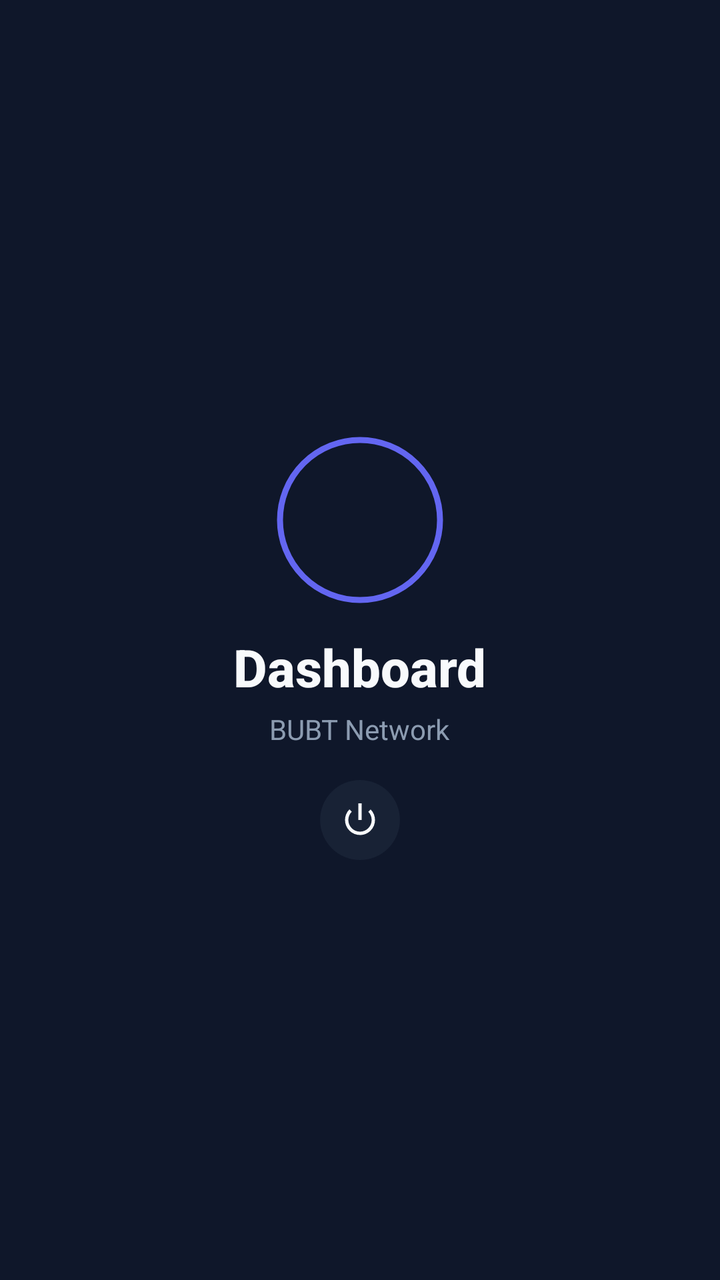
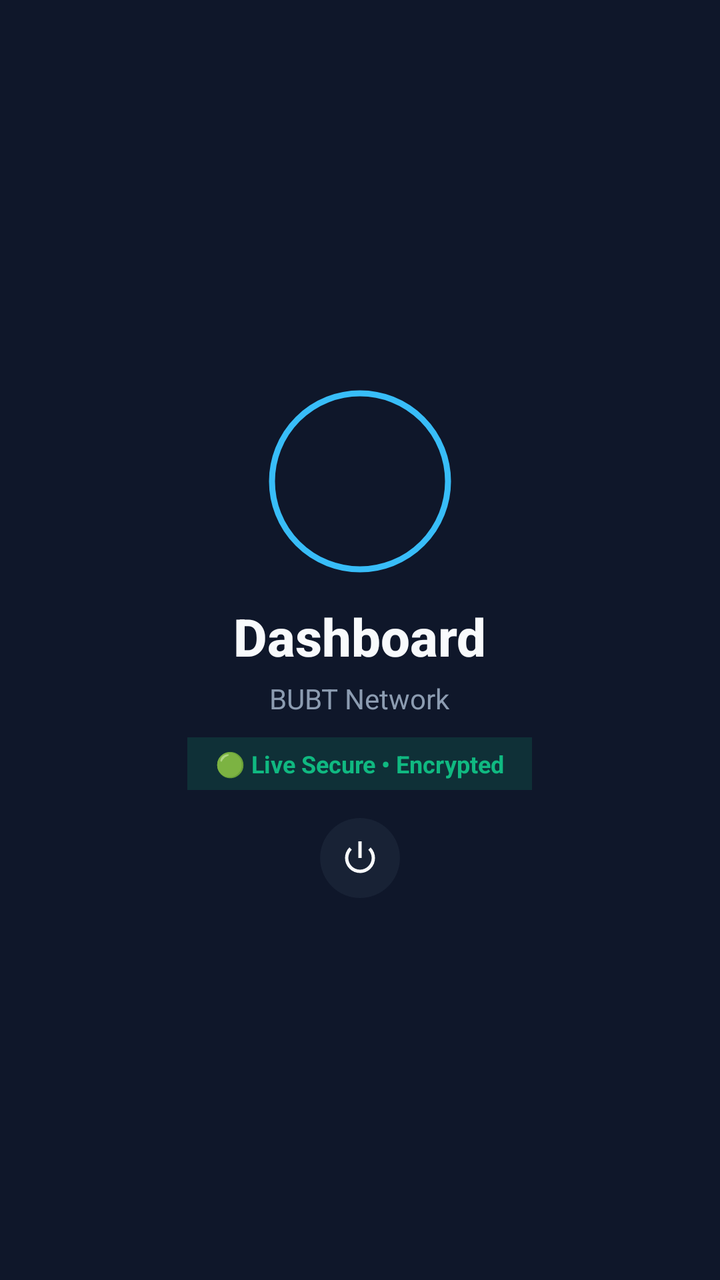

An Android layout rendered at two revisions. The XML below is the earlier revision; the diff shows what the commit changed to produce the second picture.
<!-- AndroidManifest.xml: application theme Theme.CRConnect -->
<!-- res/layout/include_header.xml -->
<?xml version="1.0" encoding="utf-8"?>
<LinearLayout xmlns:android="http://schemas.android.com/apk/res/android"
    xmlns:app="http://schemas.android.com/apk/res-auto"
    android:layout_width="match_parent"
    android:layout_height="wrap_content"
    android:orientation="vertical"
    android:gravity="center"
    android:paddingTop="36dp"
    android:paddingBottom="24dp">

    <com.google.android.material.imageview.ShapeableImageView
        android:id="@+id/imgUserProfile"
        android:layout_width="84dp"
        android:layout_height="84dp"
        android:src="@drawable/ic_app_main"
        android:scaleType="centerCrop"
        app:shapeAppearanceOverlay="@style/ShapeAppearance.App.Circular"
        android:padding="2dp"
        app:strokeWidth="3dp"
        app:strokeColor="#6366F1"
        android:layout_marginBottom="14dp"/>

    <TextView
        android:id="@+id/tvHeaderTitle"
        android:layout_width="wrap_content"
        android:layout_height="wrap_content"
        android:text="Dashboard"
        android:textSize="26sp"
        android:textStyle="bold"
        android:textColor="#F8FAFC"
        android:fontFamily="sans-serif-medium"/>

    <TextView
        android:id="@+id/tvHeaderSubtitle"
        android:layout_width="wrap_content"
        android:layout_height="wrap_content"
        android:text="BUBT Network"
        android:textSize="14sp"
        android:textColor="#94A3B8"
        android:alpha="0.95"
        android:layout_marginTop="4dp"/>

    <com.google.android.material.button.MaterialButton
        android:id="@+id/btnLogout"
        style="@style/Widget.Material3.Button.IconButton"
        android:layout_width="48dp"
        android:layout_height="48dp"
        android:layout_marginTop="12dp"
        app:icon="@android:drawable/ic_lock_power_off"
        app:iconTint="#F8FAFC"
        app:iconSize="20dp"
        android:backgroundTint="#26334155"/>

</LinearLayout>
<!-- resources referenced by this layout -->
<resources>
  <!-- drawable ic_app_main: png bitmap (drawable, 915279 bytes) -->
  <style name="ShapeAppearance.App.Circular" parent="ShapeAppearance.Material3.Corner.Full">
          <item name="cornerSize">50%</item>
      </style>
  <style name="Theme.CRConnect" parent="Base.Theme.CRConnect" />
  <style name="Base.Theme.CRConnect" parent="Theme.Material3.DayNight.NoActionBar">
          <item name="colorPrimary">@color/primary</item>
          <item name="colorSecondary">@color/secondary</item>
          <item name="android:windowBackground">@color/background</item>
          <item name="colorSurface">@color/surface</item>
          <item name="colorOnSurface">@color/text_primary</item>
          <item name="colorOnSurfaceVariant">@color/text_secondary</item>
          <item name="colorError">@color/error</item>
      </style>
  <color name="primary">#6366F1</color>
  <color name="secondary">#06B6D4</color>
  <color name="background">#0F172A</color>
  <color name="surface">#1E293B</color>
  <color name="text_primary">#F8FAFC</color>
  <color name="text_secondary">#94A3B8</color>
  <color name="error">#EF4444</color>
</resources>

<!-- the commit's change to res/layout/include_header.xml (unified diff, before → after) -->
@@ -5,19 +5,19 @@
     android:layout_height="wrap_content"
     android:orientation="vertical"
     android:gravity="center"
-    android:paddingTop="36dp"
-    android:paddingBottom="24dp">
+    android:paddingTop="28dp"
+    android:paddingBottom="20dp">
 
     <com.google.android.material.imageview.ShapeableImageView
         android:id="@+id/imgUserProfile"
-        android:layout_width="84dp"
-        android:layout_height="84dp"
+        android:layout_width="92dp"
+        android:layout_height="92dp"
         android:src="@drawable/ic_app_main"
         android:scaleType="centerCrop"
         app:shapeAppearanceOverlay="@style/ShapeAppearance.App.Circular"
         android:padding="2dp"
         app:strokeWidth="3dp"
-        app:strokeColor="#6366F1"
+        app:strokeColor="#38BDF8"
         android:layout_marginBottom="14dp"/>
 
     <TextView
@@ -40,12 +40,25 @@
         android:alpha="0.95"
         android:layout_marginTop="4dp"/>
 
+    
+    <TextView
+        android:layout_width="wrap_content"
+        android:layout_height="wrap_content"
+        android:text="🟢 Live Secure • Encrypted"
+        android:textSize="12sp"
+        android:textColor="#10B981"
+        android:textStyle="bold"
+        android:background="#2610B981"
+        android:paddingHorizontal="14dp"
+        android:paddingVertical="5dp"
+        android:layout_marginTop="10dp"/>
+
     <com.google.android.material.button.MaterialButton
         android:id="@+id/btnLogout"
         style="@style/Widget.Material3.Button.IconButton"
         android:layout_width="48dp"
         android:layout_height="48dp"
-        android:layout_marginTop="12dp"
+        android:layout_marginTop="10dp"
         app:icon="@android:drawable/ic_lock_power_off"
         app:iconTint="#F8FAFC"
         app:iconSize="20dp"
